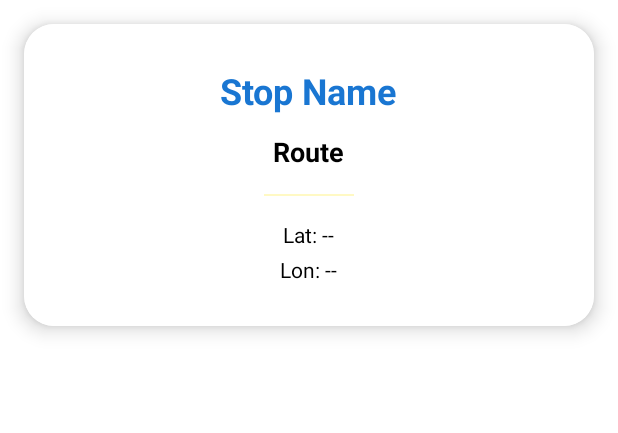
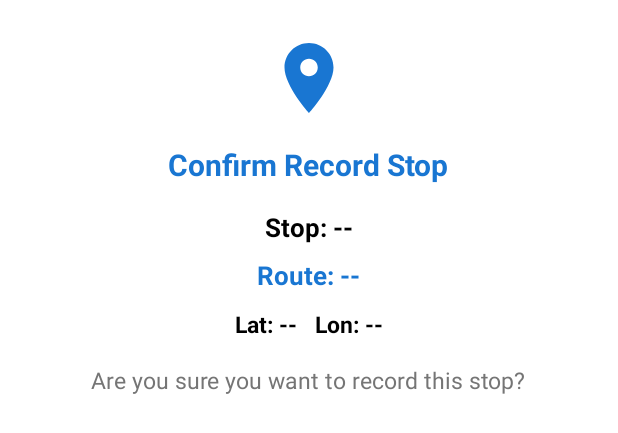
Before and after one commit to nammayatri/bus-route-tracker, an Android app: the layout dialog_confirm_record.xml on its own in the app's theme, with its tools: preview values and no code run, on a phone screen of 412 x 824 dp. Shown: the top 433 px of the screen. Run offline under Robolectric (Android 15) with nearby library versions, the phone set to English and light mode, and no system bars.

Commit message:
feat: enhance location fetching and UI updates
- Added a new constant to control sending location updates.
- Improved location fetching logic with a progress dialog and fallback mechanism.
- Updated UI elements in MainActivity for better user experience, including a new label for the closest stop.
- Refined layout files for better visual consistency and added new styles.
- Enhanced dialog layouts for confirming stop records and selecting stops.

```diff
--- a/android_route_tracker/app/src/main/java/com/example/routetracker/Constants.kt
+++ b/android_route_tracker/app/src/main/java/com/example/routetracker/Constants.kt
@@ -8,4 +8,5 @@ object Constants {
     const val LOCATION_CHANNEL_NAME = "Location Updates"
     const val LOCATION_CHANNEL_DESC = "Channel for location tracking"
     const val LOCATION_NOTIFICATION_ID = 1
+    var SEND_LOCATION_UPDATES = true
 }
--- a/android_route_tracker/app/src/main/res/drawable/rounded_card_bg.xml
+++ b/android_route_tracker/app/src/main/res/drawable/rounded_card_bg.xml
@@ -1,5 +1,7 @@
-<shape xmlns:android="http://schemas.android.com/apk/res/android" android:shape="rectangle">
-    <solid android:color="#E6FFFFFF"/>
-    <corners android:radius="82dp"/>
-    <padding android:left="8dp" android:top="8dp" android:right="8dp" android:bottom="8dp"/>
+<?xml version="1.0" encoding="utf-8"?>
+<shape xmlns:android="http://schemas.android.com/apk/res/android"
+    android:shape="rectangle">
+    <solid android:color="@android:color/white"/>
+    <corners android:radius="16dp"/>
+    <padding android:left="4dp" android:top="4dp" android:right="4dp" android:bottom="4dp"/>
 </shape>
--- a/android_route_tracker/app/src/main/res/layout/dialog_confirm_record.xml
+++ b/android_route_tracker/app/src/main/res/layout/dialog_confirm_record.xml
@@ -1,67 +1,112 @@
 <?xml version="1.0" encoding="utf-8"?>
-<androidx.cardview.widget.CardView xmlns:android="http://schemas.android.com/apk/res/android"
-    xmlns:card_view="http://schemas.android.com/apk/res-auto"
+<LinearLayout xmlns:android="http://schemas.android.com/apk/res/android"
     android:layout_width="match_parent"
     android:layout_height="wrap_content"
-    card_view:cardCornerRadius="20dp"
-    card_view:cardElevation="8dp"
-    android:layout_margin="16dp"
-    android:background="@android:color/transparent">
+    android:orientation="vertical"
+    android:padding="24dp"
+    android:background="@drawable/rounded_card_bg"
+    android:gravity="center_horizontal">
 
+    <ImageView
+        android:id="@+id/confirmIcon"
+        android:layout_width="56dp"
+        android:layout_height="56dp"
+        android:src="@drawable/ic_pin"
+        android:tint="@color/primary"
+        android:layout_gravity="center_horizontal"
+        android:contentDescription="Confirm Icon"
+        android:layout_marginBottom="16dp"/>
+
+    <TextView
+        android:id="@+id/confirmTitle"
+        android:layout_width="wrap_content"
+        android:layout_height="wrap_content"
+        android:text="Confirm Record Stop"
+        android:textSize="20sp"
+        android:textStyle="bold"
+        android:textColor="@color/primary"
+        android:layout_marginBottom="16dp"/>
+
+    <!-- Stop Name Row -->
     <LinearLayout
-        android:orientation="vertical"
-        android:padding="28dp"
-        android:gravity="center_horizontal"
-        android:background="@android:color/white"
-        android:layout_width="match_parent"
-        android:layout_height="wrap_content">
-
+        android:layout_width="wrap_content"
+        android:layout_height="wrap_content"
+        android:orientation="horizontal"
+        android:gravity="center_vertical"
+        android:layout_marginBottom="8dp">
+        <TextView
+            android:layout_width="wrap_content"
+            android:layout_height="wrap_content"
+            android:text="Stop: "
+            android:textSize="17sp"
+            android:textStyle="bold"
+            android:textColor="@color/black"/>
         <TextView
             android:id="@+id/confirmStopText"
-            android:text="Stop Name"
-            android:textStyle="bold"
-            android:textSize="24sp"
-            android:textColor="@color/primary"
-            android:gravity="center"
             android:layout_width="wrap_content"
             android:layout_height="wrap_content"
-            android:layout_marginBottom="12dp"/>
+            android:text="--"
+            android:textSize="17sp"
+            android:textStyle="bold"
+            android:textColor="@color/black"/>
+    </LinearLayout>
 
+    <!-- Route Name Row -->
+    <LinearLayout
+        android:layout_width="wrap_content"
+        android:layout_height="wrap_content"
+        android:orientation="horizontal"
+        android:gravity="center_vertical"
+        android:layout_marginBottom="10dp">
+        <TextView
+            android:layout_width="wrap_content"
+            android:layout_height="wrap_content"
+            android:text="Route: "
+            android:textSize="17sp"
+            android:textStyle="bold"
+            android:textColor="@color/primary"/>
         <TextView
             android:id="@+id/confirmRouteText"
-            android:text="Route"
-            android:textStyle="bold"
-            android:textSize="18sp"
-            android:textColor="@color/black"
-            android:gravity="center"
             android:layout_width="wrap_content"
             android:layout_height="wrap_content"
-            android:layout_marginBottom="16dp"/>
+            android:text="--"
+            android:textSize="17sp"
+            android:textStyle="bold"
+            android:textColor="@color/primary"/>
+    </LinearLayout>
 
-        <View
-            android:layout_width="60dp"
-            android:layout_height="1dp"
-            android:background="@color/highlight"
-            android:layout_gravity="center_horizontal"
-            android:layout_marginBottom="16dp"/>
-
+    <!-- Lat/Lon: bold, on one line, modern look -->
+    <LinearLayout
+        android:layout_width="wrap_content"
+        android:layout_height="wrap_content"
+        android:orientation="horizontal"
+        android:gravity="center_vertical"
+        android:layout_marginBottom="16dp">
         <TextView
             android:id="@+id/confirmLatText"
-            android:text="Lat: --"
-            android:textSize="14sp"
-            android:textColor="@color/black"
-            android:gravity="center"
             android:layout_width="wrap_content"
             android:layout_height="wrap_content"
-            android:layout_marginBottom="4dp"/>
-
+            android:text="Lat: --"
+            android:textSize="15sp"
+            android:textStyle="bold"
+            android:textColor="@color/black"
+            android:layout_marginEnd="12dp"/>
         <TextView
             android:id="@+id/confirmLonText"
+            android:layout_width="wrap_content"
+            android:layout_height="wrap_content"
             android:text="Lon: --"
-            android:textSize="14sp"
-            android:textColor="@color/black"
-            android:gravity="center"
-            android:layout_width="wrap_content"
-            android:layout_height="wrap_content"/>
+            android:textSize="15sp"
+            android:textStyle="bold"
+            android:textColor="@color/black"/>
     </LinearLayout>
-</androidx.cardview.widget.CardView>
+
+    <TextView
+        android:id="@+id/confirmMessage"
+        android:layout_width="wrap_content"
+        android:layout_height="wrap_content"
+        android:text="Are you sure you want to record this stop?"
+        android:textSize="15sp"
+        android:textColor="@color/gray"
+        android:layout_marginBottom="8dp"/>
+</LinearLayout>
--- a/android_route_tracker/app/src/main/res/values/colors.xml
+++ b/android_route_tracker/app/src/main/res/values/colors.xml
@@ -2,4 +2,5 @@
     <color name="primary">#1976D2</color>
     <color name="highlight">#FFF9C4</color>
     <color name="black">#000000</color>
+    <color name="gray">#757575</color>
 </resources>
```
Also changed, not shown: android_route_tracker/app/src/main/java/com/example/routetracker/MainActivity.kt (+14 -0 lines), android_route_tracker/app/src/main/res/layout/activity_main.xml (+23 -27 lines), android_route_tracker/app/src/main/res/layout/dialog_stop_picker.xml (+27 -7 lines).
